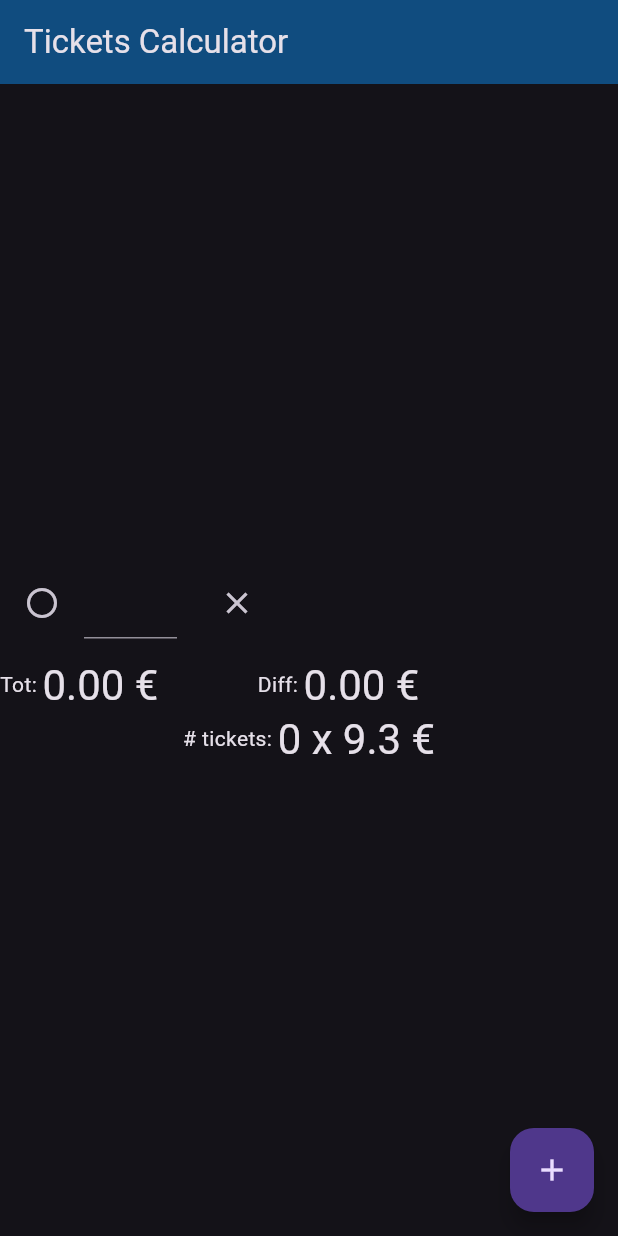
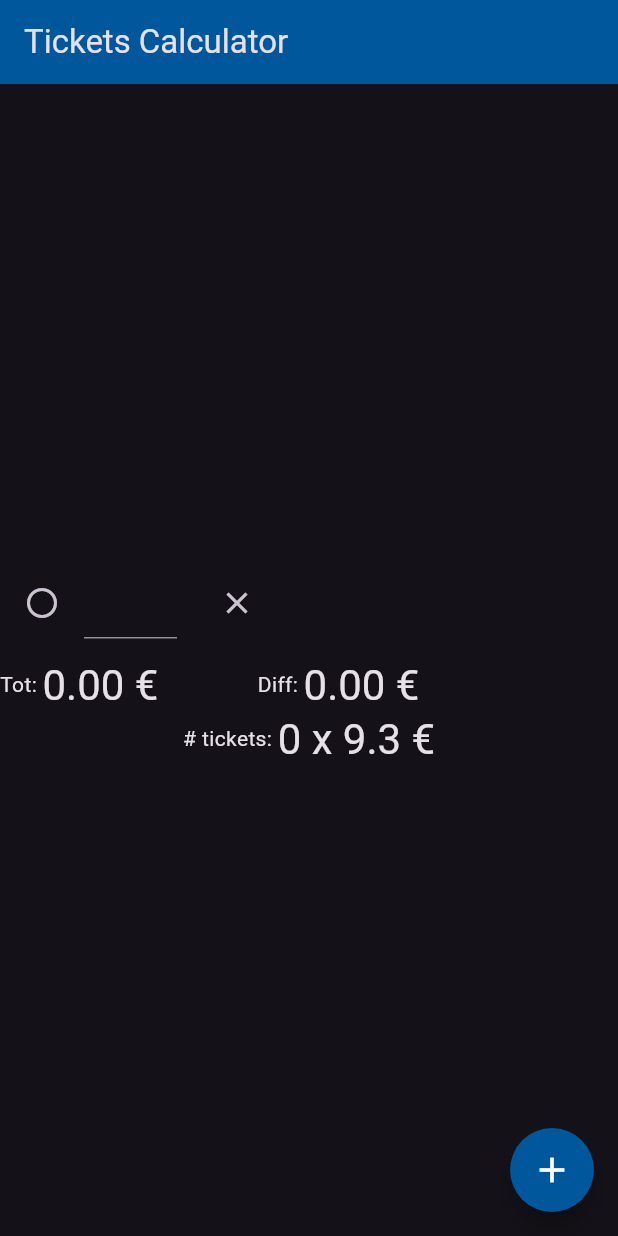
Before and after one commit to rtritto/tickets_calculator, a Flutter app: the screen it shows after launch, on a phone screen of 412 x 824 dp. Run offline on Flutter 3.47's test engine with Material 3 defaults, Android fonts, the light colour scheme and no system bars.

Commit message:
Fix colors and FAB

```diff
--- a/lib/main.dart
+++ b/lib/main.dart
@@ -124,7 +124,7 @@ class _MyHomePageState extends State<MyHomePage> {
   Widget build(BuildContext context) {
     return Scaffold(
       appBar: AppBar(
-        backgroundColor: const Color.fromARGB(213, 15, 88, 147),
+        backgroundColor: Colors.lightBlue.shade900,
         title: Text(widget.title),
       ),
       body: Center(
@@ -184,9 +184,11 @@ class _MyHomePageState extends State<MyHomePage> {
         ),
       ),
       floatingActionButton: FloatingActionButton(
+        tooltip: 'Add item',
+        backgroundColor: Colors.lightBlue.shade900,
+        shape: const CircleBorder(),
         onPressed: _addItem,
-        tooltip: 'Add item',
-        child: const Icon(Icons.add),
+        child: const Icon(Icons.add, color: Colors.white, size: 28),
       ),
     );
   }
```
